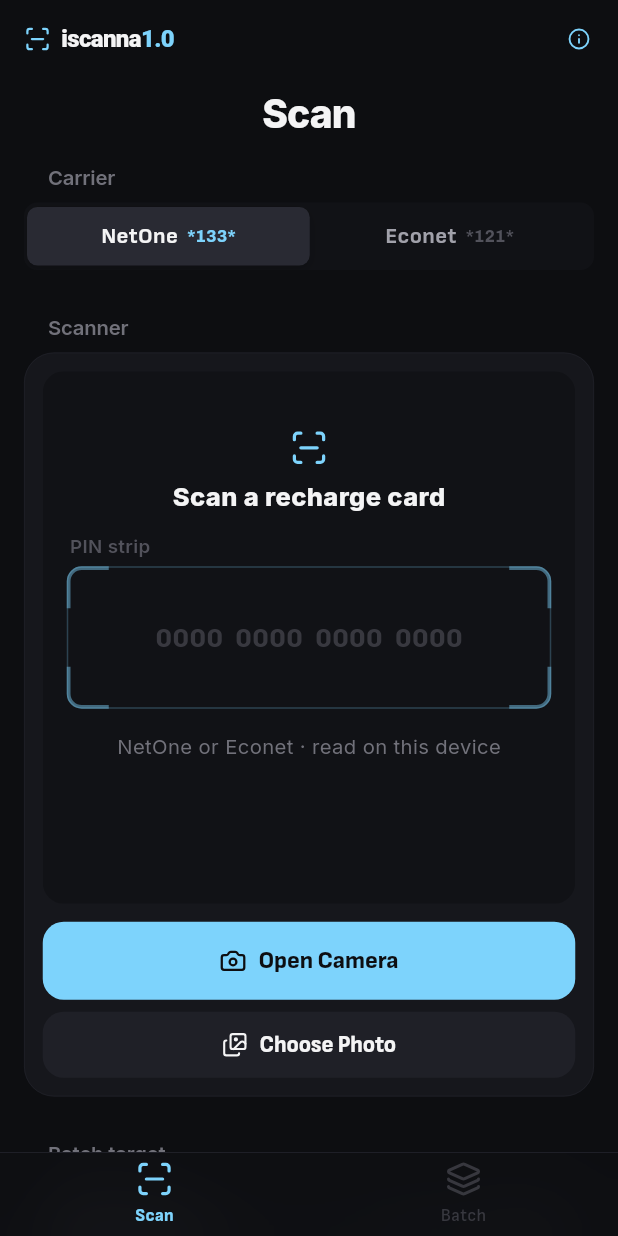
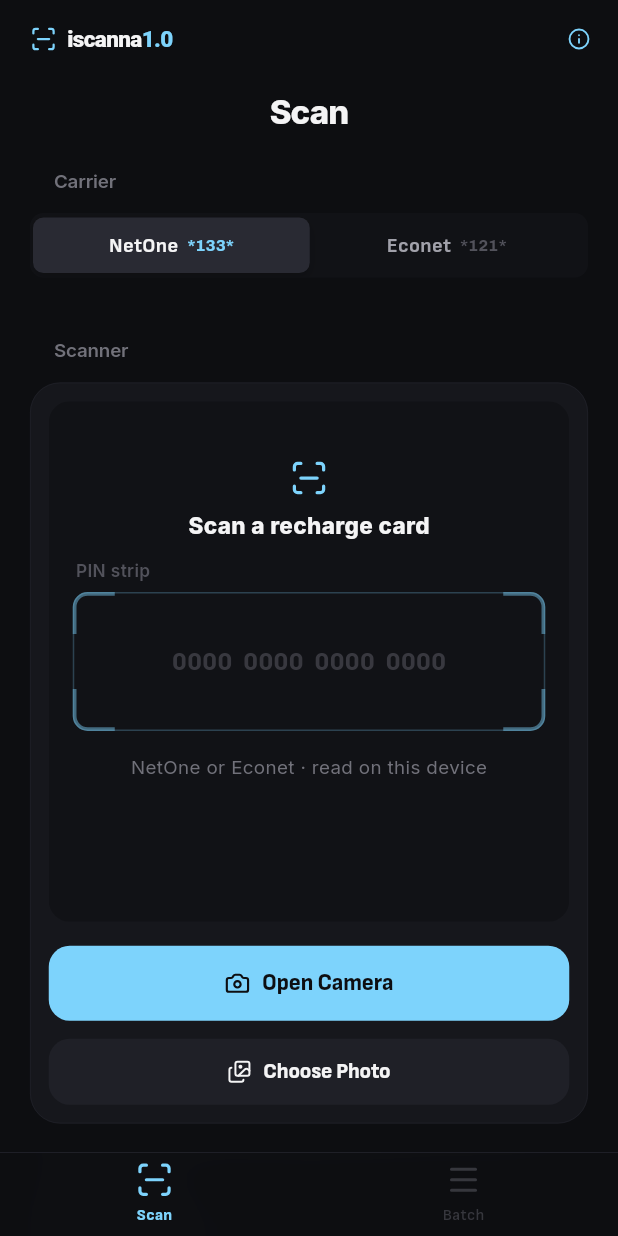
Before and after one commit to brandie-xxx/iscanna-v1.0, a Flutter app: the screen it shows after launch, on a phone screen of 412 x 824 dp. Run offline on Flutter 3.47's test engine with Material 3 defaults, Android fonts, the phone set to English and light mode, and no system bars; our stand-ins replace camera, confetti, image_picker, lucide_icons_flutter, share_plus; missing offline and left inert: google_mlkit_text_recognition.

Commit message:
Lighter batch list, borderless export, smaller text, more spacing
- Batch rows drop the per-row dial icon; tapping a row still opens Dial,
  Copy, Edit and Remove.
- Batch tab icon is now a hamburger (menu) icon.
- Export sits directly on the page: CSV | JSON | TXT divided only by thin
  separators, then Copy All / Export and a note. No surrounding card.
- Text sizes reduced across the app (titles, body, labels, buttons, codes).
- More breathing room: wider page margins (20), 40pt between sections, more
  padding inside cards and rows, larger gaps between buttons.
- Dial pattern in the result card uses the code font.

Co-Authored-By: Claude Opus 5.5 <noreply@anthropic.com>
Claude-Session: https://claude.ai/code/session_01XtWghEjRpoRNAof9hKBBwM

```diff
--- a/lib/screens/about_sheet.dart
+++ b/lib/screens/about_sheet.dart
@@ -138,7 +138,7 @@ class _Hero extends StatelessWidget {
               ),
             ],
           ),
-          style: TextStyle(fontFamily: kFontFamily, fontSize: 24, fontWeight: FontWeight.w800, letterSpacing: -0.6),
+          style: TextStyle(fontFamily: kFontFamily, fontSize: 20, fontWeight: FontWeight.w800, letterSpacing: -0.6),
         ),
         const SizedBox(height: AppSpace.xs),
         const Text('Scan a recharge card and dial it in one tap.', textAlign: TextAlign.center, style: AppText.callout),
@@ -166,14 +166,14 @@ class _Step extends StatelessWidget {
             height: 32,
             alignment: Alignment.center,
             decoration: BoxDecoration(color: AppColors.accent.withValues(alpha: 0.12), shape: BoxShape.circle),
-            child: Text('$number', style: AppText.code.copyWith(fontSize: 15, color: AppColors.accent)),
+            child: Text('$number', style: AppText.code.copyWith(fontSize: 13.5, color: AppColors.accent)),
           ),
           const SizedBox(width: AppSpace.lg),
           Expanded(
             child: Column(
               crossAxisAlignment: CrossAxisAlignment.start,
               children: [
-                Text(title, style: AppText.headline.copyWith(fontSize: 16)),
+                Text(title, style: AppText.headline.copyWith(fontSize: 14)),
                 const SizedBox(height: 2),
                 Text(text, style: AppText.footnote),
               ],
--- a/lib/screens/home_screen.dart
+++ b/lib/screens/home_screen.dart
@@ -139,7 +139,7 @@ class _TabBar extends StatelessWidget {
                     onTap: () => onSelect(AppTab.scanner),
                   ),
                   _TabItem(
-                    icon: LucideIcons.layers,
+                    icon: LucideIcons.menu,
                     label: 'Batch',
                     badge: batchEnabled ? batchCount : 0,
                     selected: current == AppTab.batch,
@@ -224,7 +224,7 @@ class _TabItem extends StatelessWidget {
                           badge > 99 ? '99+' : '$badge',
                           style: const TextStyle(
                             fontFamily: kButtonFamily,
-                            fontSize: 10.5,
+                            fontSize: 10,
                             fontWeight: FontWeight.w700,
                             color: AppColors.background,
                           ),
@@ -238,7 +238,7 @@ class _TabItem extends StatelessWidget {
                 label,
                 style: TextStyle(
                   fontFamily: kButtonFamily,
-                  fontSize: 11.5,
+                  fontSize: 10.5,
                   fontWeight: selected ? FontWeight.w800 : FontWeight.w600,
                   color: color,
                 ),
--- a/lib/screens/scan_tab.dart
+++ b/lib/screens/scan_tab.dart
@@ -36,11 +36,11 @@ class ScanTab extends StatelessWidget {
           ),
         ),
         SliverPadding(
-          padding: const EdgeInsets.fromLTRB(AppSpace.gutter, AppSpace.sm, AppSpace.gutter, 0),
+          padding: const EdgeInsets.fromLTRB(AppSpace.gutter, AppSpace.lg, AppSpace.gutter, 0),
           sliver: SliverList.list(
             children: [
               const Padding(
-                padding: EdgeInsets.fromLTRB(AppSpace.lg, 0, AppSpace.lg, AppSpace.sm),
+                padding: EdgeInsets.fromLTRB(AppSpace.lg, 0, AppSpace.lg, AppSpace.md),
                 child: Text('Carrier', style: AppText.sectionHeader),
               ),
               SegmentedPicker<String>(
@@ -48,11 +48,11 @@ class ScanTab extends StatelessWidget {
                 segments: {for (final f in kCarrierFormats) f.id: (f.name, f.prefix)},
                 onChanged: (id) => controller.selectFormat(findFormatById(id)!),
               ),
-              const SizedBox(height: AppSpace.xxl),
+              const SizedBox(height: AppSpace.section),
               CameraCapture(controller: controller),
-              const SizedBox(height: AppSpace.xxl),
+              const SizedBox(height: AppSpace.section),
               _BatchTargetSection(controller: controller),
-              const SizedBox(height: AppSpace.xxl),
+              const SizedBox(height: AppSpace.section),
               CardResultsView(controller: controller, onDial: onDial),
             ],
           ),
@@ -98,7 +98,7 @@ class _BatchTargetSection extends StatelessWidget {
                 '$target',
                 style: const TextStyle(
                   fontFamily: kButtonFamily,
-                  fontSize: 17,
+                  fontSize: 15,
                   fontWeight: FontWeight.w600,
                   color: AppColors.accent,
                   fontFeatures: [FontFeature.tabularFigures()],
@@ -127,7 +127,7 @@ class _BatchTargetSection extends StatelessWidget {
                             Text('${(fraction * 100).round()}%', style: AppText.readout),
                           ],
                         ),
-                        const SizedBox(height: AppSpace.sm),
+                        const SizedBox(height: AppSpace.md),
                         ClipRRect(
                           borderRadius: BorderRadius.circular(3),
                           child: TweenAnimationBuilder<double>(
--- a/lib/theme/app_theme.dart
+++ b/lib/theme/app_theme.dart
@@ -37,11 +37,14 @@ abstract final class AppSpace {
   static const md = 12.0;
   static const lg = 16.0;
   static const xl = 20.0;
-  static const xxl = 28.0;
-  static const xxxl = 40.0;
+  static const xxl = 32.0;
+  static const xxxl = 44.0;
+
+  /// Gap between top-level sections on a screen.
+  static const section = 40.0;
 
   /// Horizontal page margin.
-  static const gutter = 16.0;
+  static const gutter = 20.0;
 }
 
 /// Minimum touch target (Apple HIG: 44pt).
@@ -62,21 +65,21 @@ abstract final class AppText {
   /// Screen title (centred, collapses into the navigation bar).
   static const largeTitle = TextStyle(
     fontFamily: kFontFamily,
-    fontSize: 26,
+    fontSize: 22,
     fontWeight: FontWeight.w800,
     letterSpacing: -0.6,
     color: AppColors.textPrimary,
   );
   static const headline = TextStyle(
     fontFamily: kFontFamily,
-    fontSize: 17,
+    fontSize: 15,
     fontWeight: FontWeight.w700,
     letterSpacing: -0.3,
     color: AppColors.textPrimary,
   );
   static const body = TextStyle(
     fontFamily: kFontFamily,
-    fontSize: 16,
+    fontSize: 14.5,
     fontWeight: FontWeight.w500,
     height: 1.35,
     letterSpacing: -0.2,
@@ -84,7 +87,7 @@ abstract final class AppText {
   );
   static const callout = TextStyle(
     fontFamily: kFontFamily,
-    fontSize: 15,
+    fontSize: 13.5,
     fontWeight: FontWeight.w400,
     height: 1.45,
     letterSpacing: -0.1,
@@ -92,14 +95,14 @@ abstract final class AppText {
   );
   static const footnote = TextStyle(
     fontFamily: kFontFamily,
-    fontSize: 13.5,
+    fontSize: 12.5,
     fontWeight: FontWeight.w400,
     height: 1.4,
     color: AppColors.textMuted,
   );
   static const caption = TextStyle(
     fontFamily: kFontFamily,
-    fontSize: 12.5,
+    fontSize: 11.5,
     fontWeight: FontWeight.w400,
     height: 1.3,
     color: AppColors.textMuted,
@@ -108,7 +111,7 @@ abstract final class AppText {
   /// Grouped-section header, in standard casing.
   static const sectionHeader = TextStyle(
     fontFamily: kFontFamily,
-    fontSize: 13.5,
+    fontSize: 12.5,
     fontWeight: FontWeight.w600,
     letterSpacing: -0.1,
     color: AppColors.textMuted,
@@ -117,7 +120,7 @@ abstract final class AppText {
   /// Small accent label for HUD hints and counters.
   static const readout = TextStyle(
     fontFamily: kFontFamily,
-    fontSize: 12.5,
+    fontSize: 11.5,
     fontWeight: FontWeight.w600,
     color: AppColors.accent,
   );
@@ -131,7 +134,7 @@ abstract final class AppText {
 
   static const button = TextStyle(
     fontFamily: kButtonFamily,
-    fontSize: 17,
+    fontSize: 15,
     fontWeight: FontWeight.w800,
     letterSpacing: -0.1,
   );
@@ -174,7 +177,7 @@ ThemeData buildAppTheme() {
       backgroundColor: AppColors.surface,
       elevation: 0,
       insetPadding: const EdgeInsets.fromLTRB(AppSpace.gutter, 0, AppSpace.gutter, AppSpace.md),
-      contentTextStyle: AppText.body.copyWith(fontSize: 14, color: AppColors.textPrimary),
+      contentTextStyle: AppText.body.copyWith(fontSize: 13.5, color: AppColors.textPrimary),
       actionTextColor: AppColors.accent,
       shape: RoundedRectangleBorder(
         borderRadius: BorderRadius.circular(AppRadius.control),
@@ -198,10 +201,10 @@ const CupertinoThemeData kCupertinoTheme = CupertinoThemeData(
   textTheme: CupertinoTextThemeData(
     primaryColor: AppColors.accent,
     textStyle: AppText.body,
-    actionTextStyle: TextStyle(fontFamily: kButtonFamily, fontSize: 17, color: AppColors.accent),
+    actionTextStyle: TextStyle(fontFamily: kButtonFamily, fontSize: 15.5, color: AppColors.accent),
     navTitleTextStyle: AppText.headline,
     navLargeTitleTextStyle: AppText.largeTitle,
-    navActionTextStyle: TextStyle(fontFamily: kButtonFamily, fontSize: 17, color: AppColors.accent),
+    navActionTextStyle: TextStyle(fontFamily: kButtonFamily, fontSize: 15.5, color: AppColors.accent),
   ),
 );
 
--- a/lib/widgets/camera_capture.dart
+++ b/lib/widgets/camera_capture.dart
@@ -159,7 +159,7 @@ class _CameraCaptureState extends State<CameraCapture> with WidgetsBindingObserv
         crossAxisAlignment: CrossAxisAlignment.stretch,
         children: [
           _viewfinder(app),
-          const SizedBox(height: AppSpace.md),
+          const SizedBox(height: AppSpace.lg),
           AnimatedSwitcher(
             duration: const Duration(milliseconds: 220),
             child: KeyedSubtree(key: ValueKey(live), child: _controls(app)),
@@ -274,7 +274,7 @@ class _CameraCaptureState extends State<CameraCapture> with WidgetsBindingObserv
           expand: true,
           onPressed: _starting ? null : _startCamera,
         ),
-        const SizedBox(height: AppSpace.sm),
+        const SizedBox(height: AppSpace.md),
         Row(
           children: [
             Expanded(
@@ -286,7 +286,7 @@ class _CameraCaptureState extends State<CameraCapture> with WidgetsBindingObserv
               ),
             ),
             if (hasPhoto) ...[
-              const SizedBox(width: AppSpace.sm),
+              const SizedBox(width: AppSpace.md),
               Expanded(
                 child: AppButton(
                   label: 'Scan Again',
@@ -568,7 +568,7 @@ class _EmptyViewfinder extends StatelessWidget {
                     textAlign: TextAlign.center,
                     style: TextStyle(
                       fontFamily: kFontFamily,
-                      fontSize: 17,
+                      fontSize: 15,
                       fontWeight: FontWeight.w800,
                       color: AppColors.textPrimary,
                     ),
@@ -583,7 +583,7 @@ class _EmptyViewfinder extends StatelessWidget {
           child: Center(
             child: Text(
               '0000  0000  0000  0000',
-              style: AppText.code.copyWith(fontSize: 18, color: AppColors.textFaint.withValues(alpha: 0.6)),
+              style: AppText.code.copyWith(fontSize: 16, color: AppColors.textFaint.withValues(alpha: 0.6)),
             ),
           ),
         ),
--- a/lib/widgets/common.dart
+++ b/lib/widgets/common.dart
@@ -35,7 +35,7 @@ class BrandMark extends StatelessWidget {
                 ),
               ],
             ),
-            style: TextStyle(fontFamily: kFontFamily, fontSize: 16, fontWeight: FontWeight.w800, letterSpacing: -0.4),
+            style: TextStyle(fontFamily: kFontFamily, fontSize: 15, fontWeight: FontWeight.w800, letterSpacing: -0.4),
           ),
         ],
       ),
@@ -51,7 +51,7 @@ class GroupedSection extends StatelessWidget {
     this.header,
     this.headerTrailing,
     this.footer,
-    this.padding = const EdgeInsets.all(AppSpace.lg),
+    this.padding = const EdgeInsets.all(AppSpace.xl),
   });
 
   final Widget child;
@@ -67,7 +67,7 @@ class GroupedSection extends StatelessWidget {
       children: [
         if (header != null)
           Padding(
-            padding: const EdgeInsets.fromLTRB(AppSpace.lg, 0, AppSpace.xs, AppSpace.sm),
+            padding: const EdgeInsets.fromLTRB(AppSpace.lg, 0, AppSpace.xs, AppSpace.md),
             child: Row(
               children: [
                 Expanded(child: Text(header!, style: AppText.sectionHeader)),
@@ -86,7 +86,7 @@ class GroupedSection extends StatelessWidget {
         ),
         if (footer != null)
           Padding(
-            padding: const EdgeInsets.fromLTRB(AppSpace.lg, AppSpace.sm, AppSpace.lg, 0),
+            padding: const EdgeInsets.fromLTRB(AppSpace.lg, AppSpace.md, AppSpace.lg, 0),
             child: Text(footer!, style: AppText.footnote),
           ),
       ],
@@ -164,9 +164,9 @@ class _PressableState extends State<Pressable> {
 enum ButtonKind { filled, tinted, gray, plain }
 
 enum ButtonSize {
-  large(52, 16),
-  medium(44, 15),
-  small(34, 14);
+  large(50, 15),
+  medium(44, 14),
+  small(34, 13);
 
   const ButtonSize(this.height, this.fontSize);
   final double height;
@@ -347,7 +347,7 @@ class StatusPill extends StatelessWidget {
               child: Text(
                 label,
                 maxLines: 1,
-                style: TextStyle(fontFamily: kFontFamily, fontSize: 12.5, fontWeight: FontWeight.w600, color: color),
+                style: TextStyle(fontFamily: kFontFamily, fontSize: 11.5, fontWeight: FontWeight.w600, color: color),
               ),
             ),
           ),
@@ -373,7 +373,7 @@ class Capsule extends StatelessWidget {
         maxLines: 1,
         style: const TextStyle(
           fontFamily: kFontFamily,
-          fontSize: 12,
+          fontSize: 11,
           fontWeight: FontWeight.w600,
           color: AppColors.textSecondary,
         ),
@@ -419,7 +419,7 @@ class SegmentedPicker<T extends Object> extends StatelessWidget {
                       title,
                       style: TextStyle(
                         fontFamily: kButtonFamily,
-                        fontSize: 15,
+                        fontSize: 13.5,
                         fontWeight: FontWeight.w700,
                         color: key == value ? AppColors.textPrimary : AppColors.textSecondary,
                       ),
@@ -432,7 +432,7 @@ class SegmentedPicker<T extends Object> extends StatelessWidget {
                           fontFamily: kDisplayFamily,
                           fontWeight: FontWeight.w700,
                           fontFeatures: [FontFeature.tabularFigures()],
-                          fontSize: 11,
+                          fontSize: 10.5,
                           color: key == value ? AppColors.accent : AppColors.textFaint,
                         ),
                       ),
@@ -520,7 +520,7 @@ class AuthorFooter extends StatelessWidget {
                 style: TextStyle(
                   fontFamily: kFontFamily,
                   fontWeight: FontWeight.w500,
-                  fontSize: 11.5,
+                  fontSize: 11,
                   color: AppColors.textFaint,
                 ),
               ),
--- a/lib/widgets/digit_correction_sheet.dart
+++ b/lib/widgets/digit_correction_sheet.dart
@@ -213,7 +213,7 @@ class _DigitCorrectionSheetState extends State<DigitCorrectionSheet> {
               fontFamily: kDisplayFamily,
               fontWeight: FontWeight.w700,
               fontFeatures: [FontFeature.tabularFigures()],
-              fontSize: 18,
+              fontSize: 16,
               color: selected
                   ? AppColors.background
                   : flagged
@@ -266,7 +266,7 @@ class _KeyState extends State<_Key> {
               ? Icon(widget.icon, size: 22, color: fg)
               : Text(
                   widget.label!,
-                  style: TextStyle(fontFamily: kButtonFamily, fontSize: 24, fontWeight: FontWeight.w600, color: fg),
+                  style: TextStyle(fontFamily: kButtonFamily, fontSize: 21, fontWeight: FontWeight.w600, color: fg),
                 ),
         ),
       ),
```
Also changed, not shown: lib/screens/batch_tab.dart (+73 -45 lines), lib/widgets/card_results_view.dart (+14 -14 lines).
